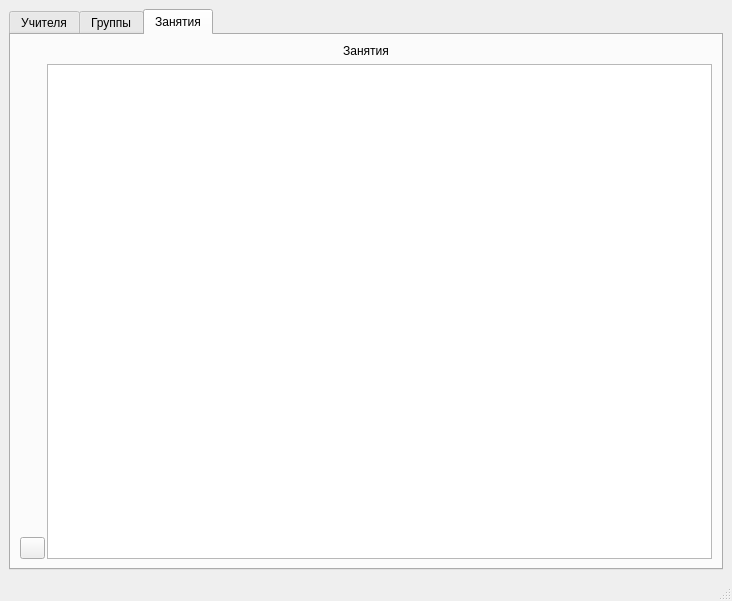
Qt form main.ui (Murkyshadow/Diplom-work-timetable-) before a commit.
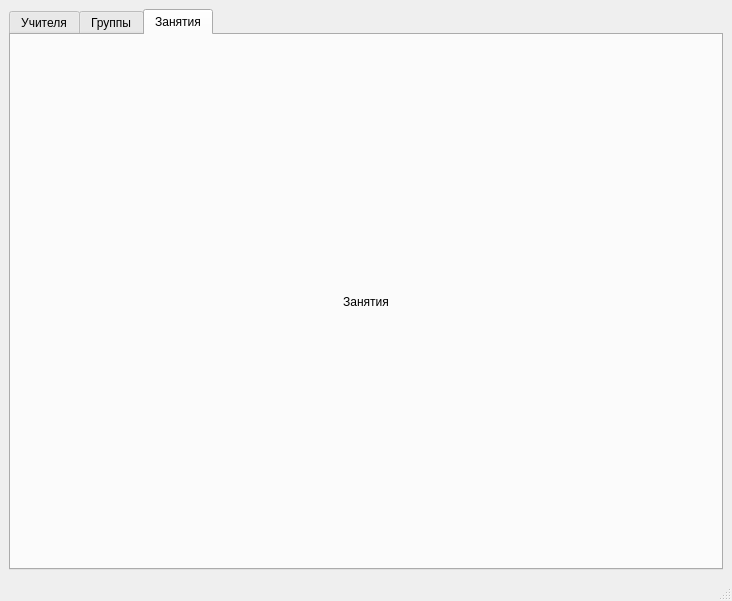
The same form after that commit.

```diff
--- a/main.ui
+++ b/main.ui
@@ -183,49 +183,6 @@
           <property name="leftMargin">
            <number>0</number>
           </property>
-          <item>
-           <layout class="QVBoxLayout" name="verticalLayout_7">
-            <property name="spacing">
-             <number>11</number>
-            </property>
-            <property name="rightMargin">
-             <number>2</number>
-            </property>
-            <item>
-             <spacer name="verticalSpacer_3">
-              <property name="orientation">
-               <enum>Qt::Vertical</enum>
-              </property>
-              <property name="sizeHint" stdset="0">
-               <size>
-                <width>20</width>
-                <height>40</height>
-               </size>
-              </property>
-             </spacer>
-            </item>
-            <item>
-             <widget class="QPushButton" name="btnAddLesson">
-              <property name="maximumSize">
-               <size>
-                <width>25</width>
-                <height>25</height>
-               </size>
-              </property>
-              <property name="text">
-               <string/>
-              </property>
-             </widget>
-            </item>
-           </layout>
-          </item>
-          <item>
-           <widget class="QTableView" name="tableLesson">
-            <attribute name="horizontalHeaderStretchLastSection">
-             <bool>true</bool>
-            </attribute>
-           </widget>
-          </item>
          </layout>
         </item>
        </layout>
```
Left out of the diff: 86 changed lines with no effect on the pictures.
